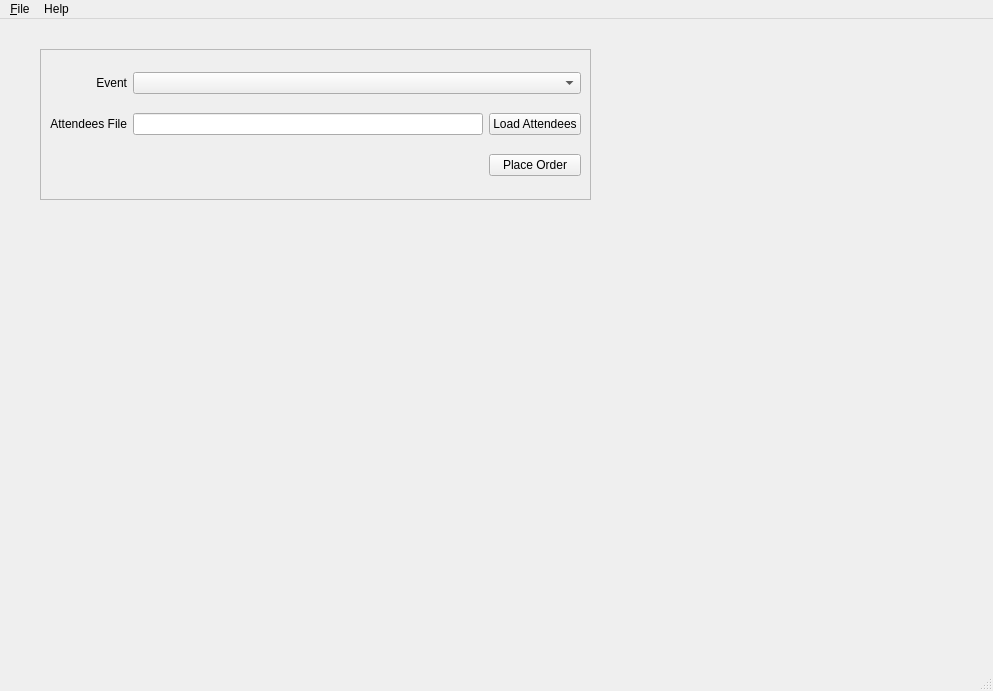
Above: mass_signup.ui from boscokclau/mass_signup before the change. Below: the same form after it.
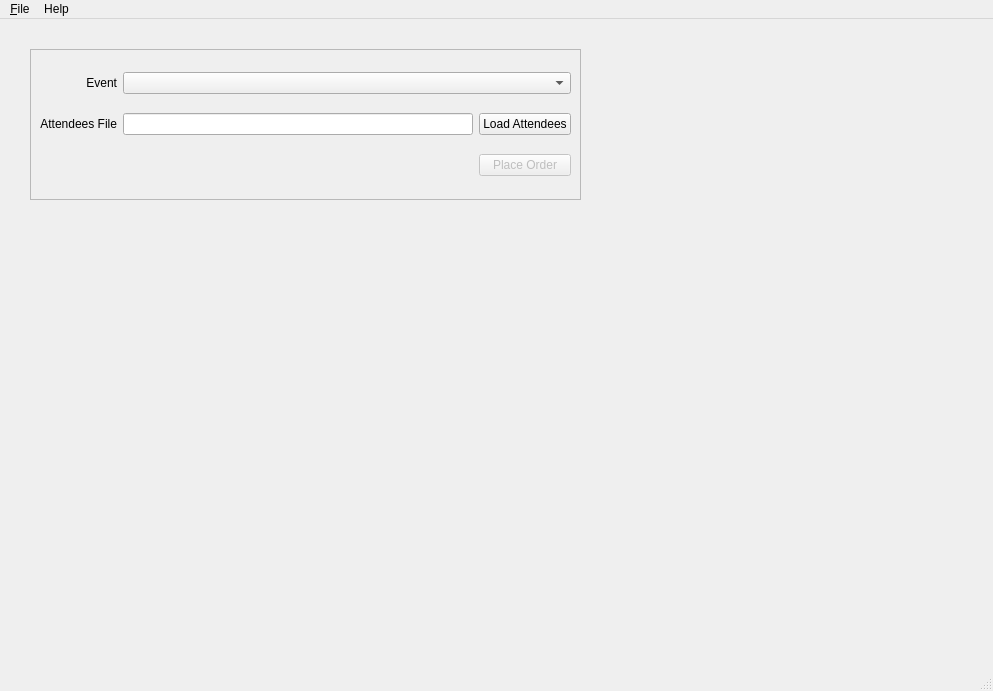
That is the form after the change.

Commit message: Make Place Order button disabled by default, and enabled depends on the length of text in the attendee file path text box.

```diff
--- a/mass_signup.ui
+++ b/mass_signup.ui
@@ -23,7 +23,7 @@
    <widget class="QFrame" name="frame">
     <property name="geometry">
      <rect>
-      <x>40</x>
+      <x>30</x>
       <y>30</y>
       <width>551</width>
       <height>151</height>
@@ -58,6 +58,9 @@
      </item>
      <item row="3" column="2">
       <widget class="QPushButton" name="btnPlaceOrder">
+       <property name="enabled">
+        <bool>false</bool>
+       </property>
        <property name="text">
         <string>Place Order</string>
        </property>
```
The commit also changes 1 other file.
